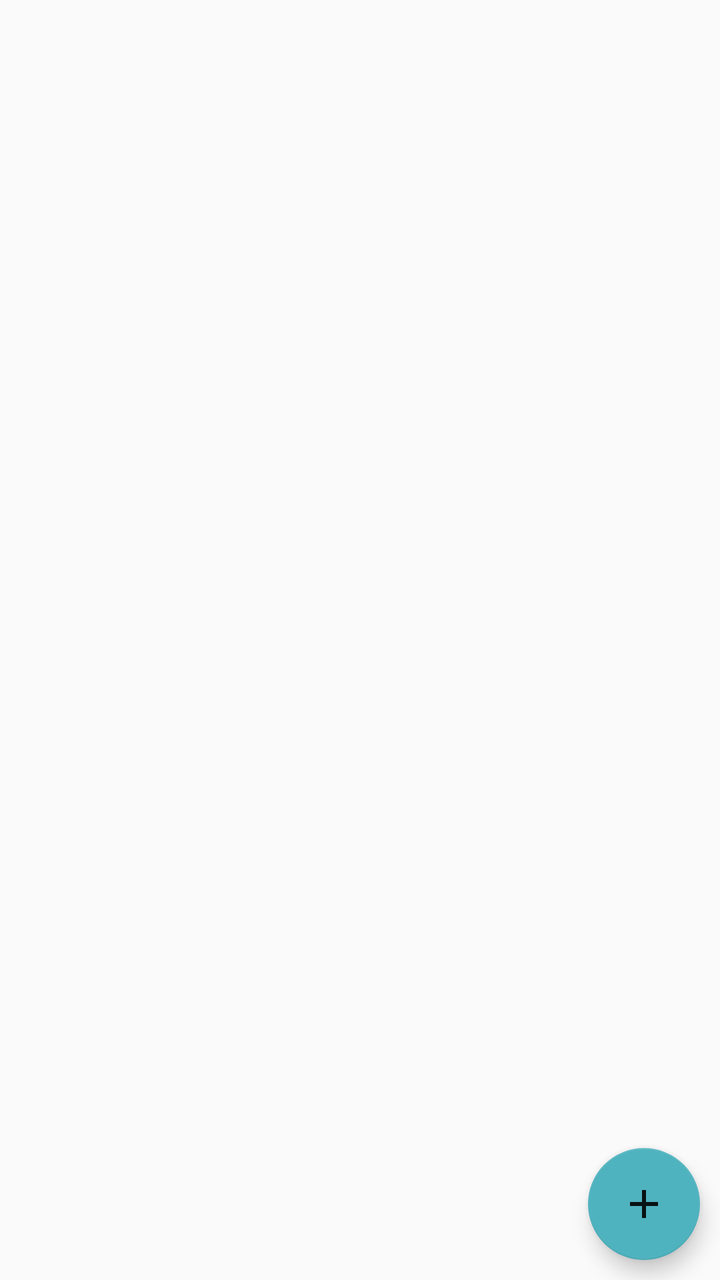
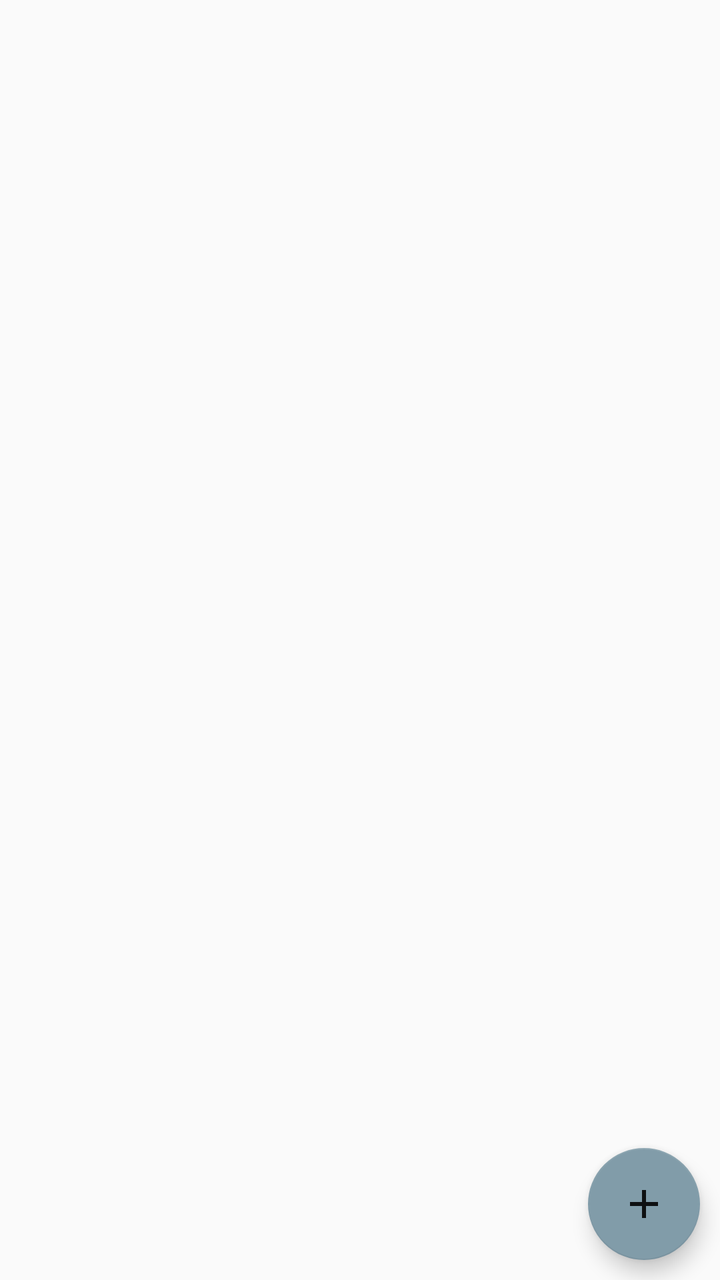

Before-and-after screenshots of an Android layout around one commit, followed by the original layout XML and the change that was made.
<!-- AndroidManifest.xml: application theme Theme.ShopList -->
<!-- res/layout/fragment_add.xml -->
<?xml version="1.0" encoding="utf-8"?>
<RelativeLayout xmlns:android="http://schemas.android.com/apk/res/android"
    xmlns:app="http://schemas.android.com/apk/res-auto"
    xmlns:tools="http://schemas.android.com/tools"
    android:id="@+id/cl"
    android:layout_width="match_parent"
    android:layout_height="match_parent"
    android:background="@color/background">



    <RelativeLayout
        android:id="@+id/recycler_layout"
        android:layout_width="match_parent"
        android:layout_height="match_parent"
        android:layout_marginStart="5dp"
        android:layout_marginEnd="5dp"
        android:background="@color/background">


        <androidx.recyclerview.widget.RecyclerView
            android:id="@+id/listProducts"
            android:layout_width="match_parent"
            android:layout_height="match_parent"
            android:background="@color/background" />


    </RelativeLayout>

    <RelativeLayout
        android:layout_alignParentBottom="true"
        android:id="@+id/relative_add_product"
        android:layout_width="match_parent"
        android:layout_height="90dp"
        android:visibility="gone"
        android:layout_marginEnd="5dp"
        android:layout_marginStart="5dp"
        >
        <RelativeLayout
                android:background="@drawable/background_with_corners"
                android:layout_width="match_parent"
                android:layout_height="match_parent"
                android:paddingTop="2dp"
                android:paddingBottom="2dp"
                android:paddingStart="10dp"
                android:layout_marginTop="30dp">

                <EditText
                    android:id="@+id/text_product"
                    android:layout_width="wrap_content"
                    android:layout_height="match_parent"
                    android:autofillHints=""
                    android:focusable="true"
                    android:focusableInTouchMode="true"
                    android:hint="@string/prod_name"
                    android:inputType="text"
                    android:background="@color/background"
                    android:layout_alignParentStart="true"
                    android:layout_toStartOf="@id/btn_accept_product"
                    android:textColor="@color/black"
                   android:textSize="20sp"
                   tools:targetApi="o" />

            <ImageButton
                android:layout_alignParentEnd="true"
                android:id="@+id/btn_accept_product"
                android:layout_width="45dp"
                android:layout_height="45dp"
                android:layout_margin="5dp"
                android:background="@drawable/button_bg_black_ripple_oval"
                android:textColor="@android:color/white"
                android:src="@drawable/ic_done_white_24dp" />



        </RelativeLayout>

        <ImageButton
            android:id="@+id/btn_no_product"
            android:layout_width="30dp"
            android:layout_height="30dp"
            android:background="@drawable/circle_button"
            android:src="@drawable/ic_clear_white_24dp"
            android:clickable="true"
            android:focusable="true"
            android:layout_alignParentEnd="true"

            />



    </RelativeLayout>

    <com.google.android.material.floatingactionbutton.FloatingActionButton
        android:id="@+id/addProduct"
        android:layout_width="wrap_content"
        android:layout_height="wrap_content"
        android:layout_marginEnd="10dp"
        android:layout_marginBottom="10dp"
        android:layout_alignParentBottom="true"
        android:layout_alignParentEnd="true"
        android:clickable="true"
        android:focusable="true"
        app:backgroundTint="@color/colorAccent"
        app:tint ="@color/black"
        app:srcCompat="@drawable/ic_baseline_add_24" />
</RelativeLayout>
<!-- resources referenced by this layout -->
<resources>
  <color name="background">#fafafa</color>
  <color name="black">#000000</color>
  <color name="colorAccent">#4fb3bf</color>
  <!-- drawable background_with_corners (drawable) -->
  <?xml version="1.0" encoding="utf-8"?>
  <shape xmlns:android="http://schemas.android.com/apk/res/android"
      android:shape="rectangle">
  
      <stroke
          android:color="@color/colorPrimaryDark"
          android:width="1dp"/>
      <solid
          android:color="@color/background"
          />
  
      <corners
        android:radius="5dp"
  
          />
  
  
  </shape>
  <!-- drawable button_bg_black_ripple_oval (drawable) -->
  <?xml version="1.0" encoding="utf-8"?>
  <ripple xmlns:android="http://schemas.android.com/apk/res/android"
      android:color="@color/white">
      <item android:id="@android:id/background">
          <shape android:shape="rectangle">
              <solid android:color="@color/colorAccentDark" />
              <corners android:radius="5dp"/>
          </shape>
      </item>
  </ripple>
  <!-- drawable circle_button (drawable) -->
  <?xml version="1.0" encoding="utf-8"?>
  <shape android:shape="oval"
      xmlns:android="http://schemas.android.com/apk/res/android">
      <solid
          android:color="@color/colorPrimary"
          />
  </shape>
  <!-- drawable ic_baseline_add_24 (drawable) -->
  <vector android:alpha="0.9" android:height="24dp" android:tint="#FFFFFF"
      android:viewportHeight="24" android:viewportWidth="24"
      android:width="24dp" xmlns:android="http://schemas.android.com/apk/res/android">
      <path android:fillColor="@android:color/white" android:pathData="M19,13h-6v6h-2v-6H5v-2h6V5h2v6h6v2z"/>
  </vector>
  <!-- drawable ic_clear_white_24dp (drawable) -->
  <vector android:autoMirrored="true" android:height="24dp"
      android:tint="#FFFFFF" android:viewportHeight="24.0"
      android:viewportWidth="24.0" android:width="24dp" xmlns:android="http://schemas.android.com/apk/res/android">
      <path android:fillColor="#FF000000" android:pathData="M19,6.41L17.59,5 12,10.59 6.41,5 5,6.41 10.59,12 5,17.59 6.41,19 12,13.41 17.59,19 19,17.59 13.41,12z"/>
  </vector>
  <!-- drawable ic_done_white_24dp (drawable) -->
  <vector android:autoMirrored="true" android:height="24dp"
      android:viewportHeight="24.0" android:viewportWidth="24.0"
      android:tint="#FFFFFF" android:width="24dp" xmlns:android="http://schemas.android.com/apk/res/android">
      <path android:fillColor="#FF000000" android:pathData="M9,16.2L4.8,12l-1.4,1.4L9,19 21,7l-1.4,-1.4L9,16.2z"/>
  </vector>
  <string name="prod_name"> Product Name </string>
  <color name="colorPrimaryDark">#005662</color>
  <color name="white">#ffffff</color>
  <color name="colorAccentDark">#00838f</color>
  <color name="colorPrimary">#00838f</color>
  <style name="MyBottomNav" parent="Widget.MaterialComponents.BottomNavigationView">
     <item name="android:colorPrimary">@color/colorAccentDark</item>
          <item name="android:background">@color/colorAccentDark</item>
          <item name="itemTextColor">@color/white</item>
      </style>
  <color name="text_hint">#939393</color>
  <style name="MyActionBar" parent="ThemeOverlay.MaterialComponents.ActionBar">
          <item name="android:textColor">@color/white</item>
          <item name="height">50dp</item>
          <item name="popupMenuBackground">@color/colorPrimary</item>
  
      </style>
  <!-- unchanged entries left out for length: 1 -->
</resources>

<!-- the commit's change to res/layout/fragment_add.xml (unified diff, before → after) -->
@@ -22,7 +22,10 @@
             android:id="@+id/listProducts"
             android:layout_width="match_parent"
             android:layout_height="match_parent"
-            android:background="@color/background" />
+            android:background="@color/background"
+            android:paddingBottom="60dp"
+            android:clipToPadding="false"
+            />
 
 
     </RelativeLayout>
@@ -53,6 +56,7 @@
                     android:focusable="true"
                     android:focusableInTouchMode="true"
                     android:hint="@string/prod_name"
+                    android:textColorHint="@color/gray_item"
                     android:inputType="text"
                     android:background="@color/background"
                     android:layout_alignParentStart="true"
@@ -95,13 +99,13 @@
         android:id="@+id/addProduct"
         android:layout_width="wrap_content"
         android:layout_height="wrap_content"
+        android:layout_alignParentEnd="true"
+        android:layout_alignParentBottom="true"
         android:layout_marginEnd="10dp"
         android:layout_marginBottom="10dp"
-        android:layout_alignParentBottom="true"
-        android:layout_alignParentEnd="true"
         android:clickable="true"
         android:focusable="true"
         app:backgroundTint="@color/colorAccent"
-        app:tint ="@color/black"
-        app:srcCompat="@drawable/ic_baseline_add_24" />
+        app:srcCompat="@drawable/ic_baseline_add_24"
+        app:tint="@color/black" />
 </RelativeLayout>
<!-- resource entries referenced after the edit -->
@@ -2,7 +2,8 @@
 <resources>
   <color name="background">#fafafa</color>
   <color name="black">#000000</color>
-  <color name="colorAccent">#4fb3bf</color>
+  <color name="colorAccent">#819ca9</color>
+  <color name="gray_item">#c7c7c7</color>
   <!-- drawable background_with_corners (drawable) -->
   <?xml version="1.0" encoding="utf-8"?>
   <shape xmlns:android="http://schemas.android.com/apk/res/android"
@@ -60,13 +61,13 @@
       <path android:fillColor="#FF000000" android:pathData="M9,16.2L4.8,12l-1.4,1.4L9,19 21,7l-1.4,-1.4L9,16.2z"/>
   </vector>
   <string name="prod_name"> Product Name </string>
-  <color name="colorPrimaryDark">#005662</color>
+  <color name="colorPrimaryDark">#29434e</color>
   <color name="white">#ffffff</color>
-  <color name="colorAccentDark">#00838f</color>
-  <color name="colorPrimary">#00838f</color>
+  <color name="colorAccentDark">#718792</color>
+  <color name="colorPrimary">#546e7a</color>
   <style name="MyBottomNav" parent="Widget.MaterialComponents.BottomNavigationView">
-     <item name="android:colorPrimary">@color/colorAccentDark</item>
-          <item name="android:background">@color/colorAccentDark</item>
+     <item name="android:colorPrimary">@color/colorPrimary</item>
+          <item name="android:background">@color/colorPrimary</item>
           <item name="itemTextColor">@color/white</item>
       </style>
   <color name="text_hint">#939393</color>
